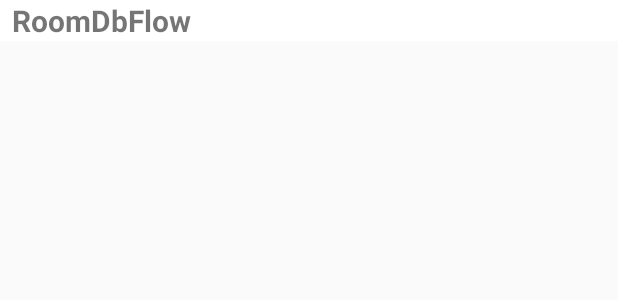
After one commit to AlbertoChamorro/room-kotlin-example, an Android app: the layout recycler_product_item.xml on its own in the app's theme, with its tools: preview values and no code run, on a phone screen of 412 x 824 dp. The commit adds this screen. Shown: the top 300 px of the screen. Run offline under Robolectric (Android 15) with nearby library versions, the phone set to English and light mode, and no system bars.

Commit message:
Added advance

```diff
--- a/RoomDbFlow/app/src/main/res/layout/activity_main.xml
+++ b/RoomDbFlow/app/src/main/res/layout/activity_main.xml
@@ -29,6 +29,7 @@
             android:layout_height="wrap_content"
             android:layout_gravity="bottom|end"
             android:layout_margin="@dimen/fab_margin"
-            app:srcCompat="@android:drawable/ic_dialog_email"/>
+            android:tint="#FFFFFF"
+            app:srcCompat="@android:drawable/ic_input_add"/>
 
 </androidx.coordinatorlayout.widget.CoordinatorLayout>
--- /dev/null
+++ b/RoomDbFlow/app/src/main/res/layout/recycler_product_item.xml
@@ -0,0 +1,14 @@
+<?xml version="1.0" encoding="utf-8"?>
+<LinearLayout xmlns:android="http://schemas.android.com/apk/res/android"
+              android:orientation="vertical"
+              android:layout_width="match_parent"
+              android:layout_height="wrap_content">
+
+    <TextView
+            android:id="@+id/textView"
+            style="@style/title"
+            android:text="@string/app_name"
+            android:layout_width="match_parent"
+            android:layout_height="wrap_content"
+            android:background="#FFFFFF"/>
+</LinearLayout>
--- a/RoomDbFlow/app/src/main/res/values/styles.xml
+++ b/RoomDbFlow/app/src/main/res/values/styles.xml
@@ -14,4 +14,14 @@
     <style name="AppTheme.AppBarOverlay" parent="ThemeOverlay.AppCompat.Dark.ActionBar"/>
     <style name="AppTheme.PopupOverlay" parent="ThemeOverlay.AppCompat.Light"/>
 
+    <!-- The default font for RecyclerView items is too small.
+        The margin is a simple delimiter between the words. -->
+    <style name="title">
+        <item name="android:layout_width">match_parent</item>
+        <item name="android:layout_height">26dp</item>
+        <item name="android:textSize">20sp</item>
+        <item name="android:textStyle">bold</item>
+        <item name="android:layout_marginBottom">6dp</item>
+        <item name="android:paddingLeft">8dp</item>
+    </style>
 </resources>
```
Also changed, not shown: RoomDbFlow/app/src/main/java/com/example/roomdbflow/DatabaseContext.kt (deleted, +0 -9 lines), RoomDbFlow/app/src/main/java/com/example/roomdbflow/MainActivity.kt (+43 -3 lines), RoomDbFlow/app/src/main/java/com/example/roomdbflow/ProductDao.kt (deleted, +0 -20 lines), RoomDbFlow/app/src/main/java/com/example/roomdbflow/ProductListAdapter.kt (added, +38 -0 lines), RoomDbFlow/app/src/main/java/com/example/roomdbflow/ProductProvider.kt (deleted, +0 -17 lines), RoomDbFlow/app/src/main/java/com/example/roomdbflow/database/CbcDatabase.kt (added, +35 -0 lines), RoomDbFlow/app/src/main/java/com/example/roomdbflow/database/dao/ProductDao.kt (added, +26 -0 lines), RoomDbFlow/app/src/main/java/com/example/roomdbflow/repository/ProductRepository.kt (added, +16 -0 lines), RoomDbFlow/app/src/main/java/com/example/roomdbflow/viewModel/ProductViewModel.kt (added, +29 -0 lines), RoomDbFlow/app/src/main/res/layout/content_main.xml (+11 -7 lines), RoomDbFlow/app/src/main/java/com/example/roomdbflow/models/Product.kt (renamed from RoomDbFlow/app/src/main/java/com/example/roomdbflow/Product.kt), 1 other file.
